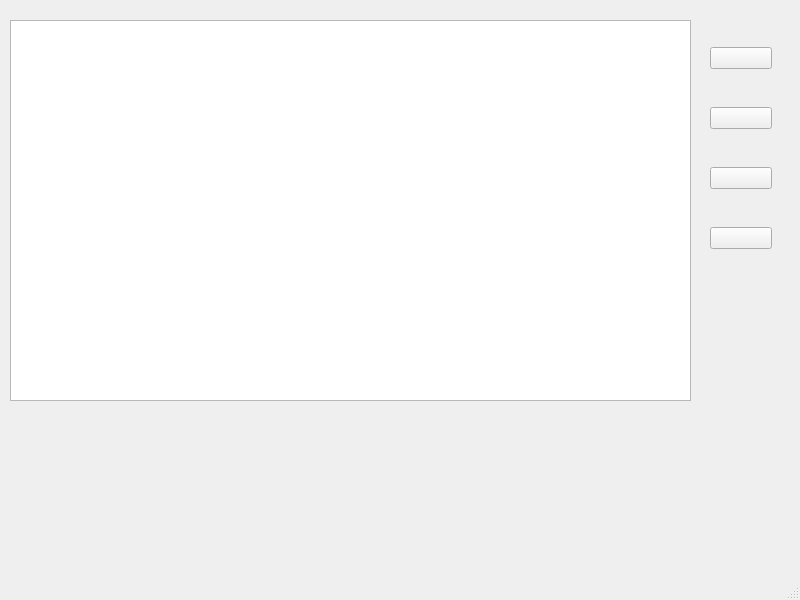
The window that TasksAccounting/mainwindow.ui (MishIvan/UbuntuProjects) describes before a commit, drawn with Qt 5.
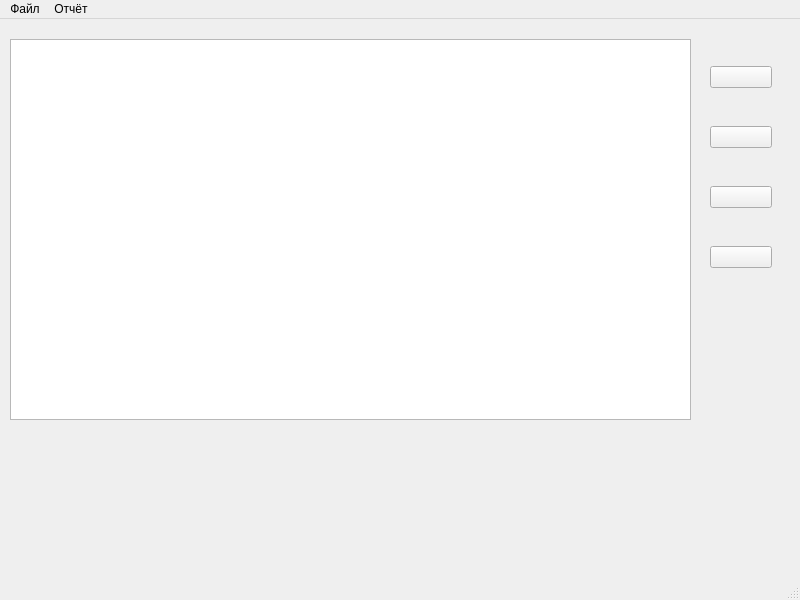
The same window after the commit. Icons and pictures are not drawn.

Patch:
```diff
--- a/TasksAccounting/mainwindow.ui
+++ b/TasksAccounting/mainwindow.ui
@@ -27,7 +27,7 @@
      <enum>QAbstractItemView::SelectRows</enum>
     </property>
    </widget>
-   <widget class="QWidget" name="">
+   <widget class="QWidget" name="layoutWidget">
     <property name="geometry">
      <rect>
       <x>710</x>
@@ -126,6 +126,21 @@
      <height>24</height>
     </rect>
    </property>
+   <widget class="QMenu" name="menu">
+    <property name="title">
+     <string>Файл</string>
+    </property>
+    <addaction name="action_exit"/>
+   </widget>
+   <widget class="QMenu" name="menu_2">
+    <property name="title">
+     <string>Отчёт</string>
+    </property>
+    <addaction name="action_time_period"/>
+    <addaction name="action_time_tasks"/>
+   </widget>
+   <addaction name="menu"/>
+   <addaction name="menu_2"/>
   </widget>
   <widget class="QStatusBar" name="statusbar"/>
  </widget>
```
Left out of the diff: 22 changed lines with no effect on the pictures.
